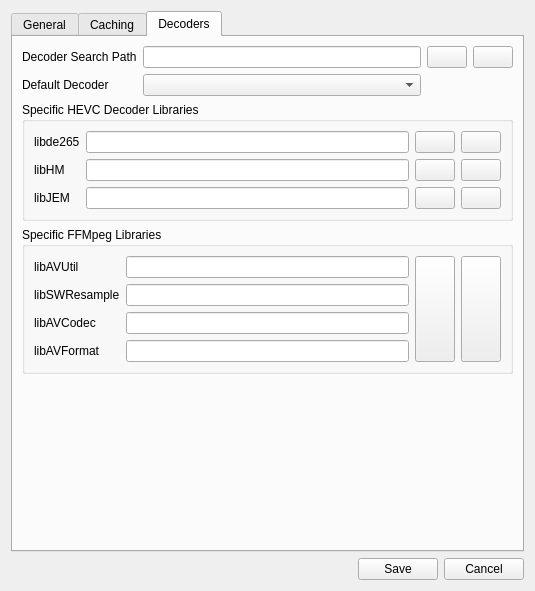
Above: ui/settingsDialog.ui from IENT/YUView before the change. Below: the same form after it.
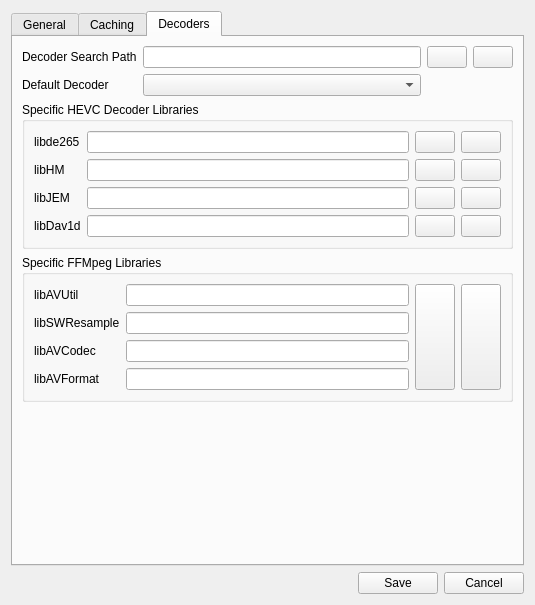
That is the form after the change. The open tabs and pages were chosen to show the change. Icons and pictures are not drawn. Custom widgets are drawn as their Qt base class.

Commit message: Added settings dialog entries for dav1d decoder

What changed in the file:
```diff
--- a/ui/settingsDialog.ui
+++ b/ui/settingsDialog.ui
@@ -7,7 +7,7 @@
     <x>0</x>
     <y>0</y>
     <width>535</width>
-    <height>591</height>
+    <height>605</height>
    </rect>
   </property>
   <property name="windowTitle">
@@ -807,6 +807,38 @@
             </property>
            </widget>
           </item>
+          <item row="3" column="0">
+           <widget class="QLabel" name="labellibDav1d">
+            <property name="text">
+             <string>libDav1d</string>
+            </property>
+           </widget>
+          </item>
+          <item row="3" column="1">
+           <widget class="QLineEdit" name="lineEditLibDav1d"/>
+          </item>
+          <item row="3" column="2">
+           <widget class="QPushButton" name="pushButtonLibDav1dSelectFile">
+            <property name="text">
+             <string/>
+            </property>
+            <property name="icon">
+             <iconset resource="../images/images.qrc">
+              <normaloff>:/img_folder.png</normaloff>:/img_folder.png</iconset>
+            </property>
+           </widget>
+          </item>
+          <item row="3" column="3">
+           <widget class="QPushButton" name="pushButtonLibDav1dClearFile">
+            <property name="text">
+             <string/>
+            </property>
+            <property name="icon">
+             <iconset resource="../images/images.qrc">
+              <normaloff>:/img_x.png</normaloff>:/img_x.png</iconset>
+            </property>
+           </widget>
+          </item>
          </layout>
         </widget>
        </item>
```
Left out of the diff: 4 changed lines with no effect on the pictures. The commit also changes 2 other files.
